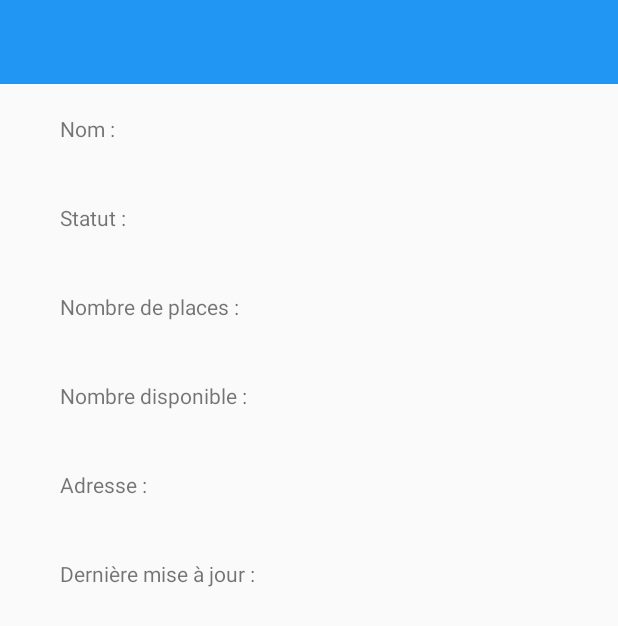
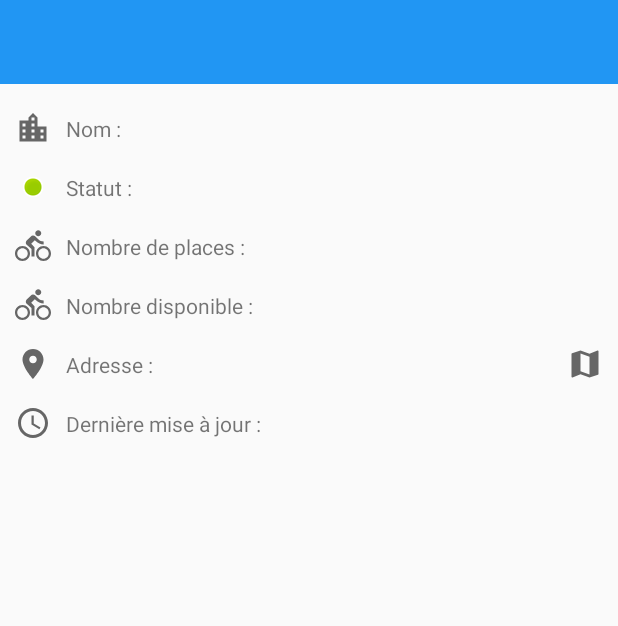
Before and after one commit to Alezco/FindVelib, an Android app: the layout velib_details.xml on its own in the app's theme, with its tools: preview values and no code run, on a phone screen of 412 x 824 dp. Shown: the top 626 px of the screen. Run offline under Robolectric (Android 15) with nearby library versions, the phone set to English and light mode, and no system bars.

Commit message:
Add icons in several activities

```diff
--- a/app/src/main/java/com/example/benjamin/findvelib/DetailsActivity.java
+++ b/app/src/main/java/com/example/benjamin/findvelib/DetailsActivity.java
@@ -10,6 +10,7 @@ import android.view.Gravity;
 import android.view.Menu;
 import android.view.MenuItem;
 import android.view.View;
+import android.widget.ImageView;
 import android.widget.TextView;
 import android.widget.Toast;
 
@@ -27,6 +28,7 @@ public class DetailsActivity extends AppCompatActivity {
     private TextView stationBikeAvailable;
     private TextView stationAddress;
     private TextView stationMajDate;
+    private ImageView stationStatusImage;
 
     @Override
     protected void onCreate(@Nullable Bundle savedInstanceState) {
@@ -41,6 +43,7 @@ public class DetailsActivity extends AppCompatActivity {
         stationBike = (TextView) findViewById(R.id.station_bike_stands);
         stationBikeAvailable = (TextView) findViewById(R.id.station_available_bike_stands);
         stationMajDate = (TextView) findViewById(R.id.station_maj_date);
+        stationStatusImage = (ImageView) findViewById(R.id.imageViewStatus);
 
         setStationInfo();
     }
@@ -60,8 +63,9 @@ public class DetailsActivity extends AppCompatActivity {
     }
 
     private void setStationInfo() {
-
         Field fields = getStationField();
+        if (fields.status.equals("CLOSED"))
+            stationStatusImage.setImageResource(R.drawable.station_close);
         String strName = stationName.getText() + " " +  fields.name;
         stationName.setText(strName);
         String strStatus = stationStatus.getText() + " " + fields.status;
@@ -74,6 +78,7 @@ public class DetailsActivity extends AppCompatActivity {
         stationAddress.setText(strAddress);
         String strMaj = stationMajDate.getText() + " " +  fields.last_update;
         stationMajDate.setText(strMaj);
+
     }
 
     @Override
--- a/app/src/main/java/com/example/benjamin/findvelib/RequestManager.java
+++ b/app/src/main/java/com/example/benjamin/findvelib/RequestManager.java
@@ -40,13 +40,11 @@ class RequestManager {
                     velib.setStations(serviceVelib.records);
                     velibList = serviceVelib;
                     adapter.notifyDataSetChanged();
-                    System.out.println("Nombre de stations :" + velibList.records.size());
                 }
             }
 
             @Override
             public void onFailure(Call<Velib> call, Throwable t) {
-                Log.d("==============", "ERROR");
                 t.printStackTrace();
             }
         });
--- a/app/src/main/java/com/example/benjamin/findvelib/VelibAdapter.java
+++ b/app/src/main/java/com/example/benjamin/findvelib/VelibAdapter.java
@@ -6,8 +6,6 @@ import android.support.v7.widget.RecyclerView;
 import android.view.LayoutInflater;
 import android.view.View;
 import android.view.ViewGroup;
-import android.widget.Filter;
-import android.widget.Filterable;
 import android.widget.ImageView;
 import android.widget.TextView;
 
@@ -37,9 +35,9 @@ class VelibAdapter extends RecyclerView.Adapter<VelibAdapter.ViewHolder> {
         }
 
         velib.records.clear();
-        if(queryText.isEmpty()){
+        if (queryText.isEmpty()) {
             velib.records.addAll(velibFiltered.records);
-        } else{
+        } else {
             queryText = queryText.toLowerCase();
             for (Station station : velibFiltered.records) {
                 if (station.fields.name.toLowerCase().contains(queryText)) {
--- /dev/null
+++ b/app/src/main/res/drawable/ic_access_time_black_24dp.xml
@@ -0,0 +1,9 @@
+<vector xmlns:android="http://schemas.android.com/apk/res/android"
+        android:width="24dp"
+        android:height="24dp"
+        android:viewportWidth="24.0"
+        android:viewportHeight="24.0">
+    <path
+        android:fillColor="#666666"
+        android:pathData="M11.99,2C6.47,2 2,6.48 2,12s4.47,10 9.99,10C17.52,22 22,17.52 22,12S17.52,2 11.99,2zM12,20c-4.42,0 -8,-3.58 -8,-8s3.58,-8 8,-8 8,3.58 8,8 -3.58,8 -8,8zM12.5,7H11v6l5.25,3.15 0.75,-1.23 -4.5,-2.67z"/>
+</vector>
--- /dev/null
+++ b/app/src/main/res/drawable/ic_directions_bike_black_24dp.xml
@@ -0,0 +1,9 @@
+<vector xmlns:android="http://schemas.android.com/apk/res/android"
+        android:width="24dp"
+        android:height="24dp"
+        android:viewportWidth="24.0"
+        android:viewportHeight="24.0">
+    <path
+        android:fillColor="#666666"
+        android:pathData="M15.5,5.5c1.1,0 2,-0.9 2,-2s-0.9,-2 -2,-2 -2,0.9 -2,2 0.9,2 2,2zM5,12c-2.8,0 -5,2.2 -5,5s2.2,5 5,5 5,-2.2 5,-5 -2.2,-5 -5,-5zM5,20.5c-1.9,0 -3.5,-1.6 -3.5,-3.5s1.6,-3.5 3.5,-3.5 3.5,1.6 3.5,3.5 -1.6,3.5 -3.5,3.5zM10.8,10.5l2.4,-2.4 0.8,0.8c1.3,1.3 3,2.1 5.1,2.1L19.1,9c-1.5,0 -2.7,-0.6 -3.6,-1.5l-1.9,-1.9c-0.5,-0.4 -1,-0.6 -1.6,-0.6s-1.1,0.2 -1.4,0.6L7.8,8.4c-0.4,0.4 -0.6,0.9 -0.6,1.4 0,0.6 0.2,1.1 0.6,1.4L11,14v5h2v-6.2l-2.2,-2.3zM19,12c-2.8,0 -5,2.2 -5,5s2.2,5 5,5 5,-2.2 5,-5 -2.2,-5 -5,-5zM19,20.5c-1.9,0 -3.5,-1.6 -3.5,-3.5s1.6,-3.5 3.5,-3.5 3.5,1.6 3.5,3.5 -1.6,3.5 -3.5,3.5z"/>
+</vector>
--- a/app/src/main/res/drawable/ic_info_black_24dp.xml
+++ b/app/src/main/res/drawable/ic_info_black_24dp.xml
@@ -1,10 +1,9 @@
 <vector xmlns:android="http://schemas.android.com/apk/res/android"
         android:width="24dp"
         android:height="24dp"
-        android:tint="@color/white"
         android:viewportWidth="24.0"
         android:viewportHeight="24.0">
     <path
-        android:fillColor="#FF000000"
+        android:fillColor="#FFFFFFFF"
         android:pathData="M12,2C6.48,2 2,6.48 2,12s4.48,10 10,10 10,-4.48 10,-10S17.52,2 12,2zM13,17h-2v-6h2v6zM13,9h-2L11,7h2v2z"/>
 </vector>
--- /dev/null
+++ b/app/src/main/res/drawable/ic_location_city_black_24dp.xml
@@ -0,0 +1,9 @@
+<vector xmlns:android="http://schemas.android.com/apk/res/android"
+        android:width="24dp"
+        android:height="24dp"
+        android:viewportWidth="24.0"
+        android:viewportHeight="24.0">
+    <path
+        android:fillColor="#666666"
+        android:pathData="M15,11L15,5l-3,-3 -3,3v2L3,7v14h18L21,11h-6zM7,19L5,19v-2h2v2zM7,15L5,15v-2h2v2zM7,11L5,11L5,9h2v2zM13,19h-2v-2h2v2zM13,15h-2v-2h2v2zM13,11h-2L11,9h2v2zM13,7h-2L11,5h2v2zM19,19h-2v-2h2v2zM19,15h-2v-2h2v2z"/>
+</vector>
--- /dev/null
+++ b/app/src/main/res/drawable/ic_location_on_black_24dp.xml
@@ -0,0 +1,9 @@
+<vector xmlns:android="http://schemas.android.com/apk/res/android"
+        android:width="24dp"
+        android:height="24dp"
+        android:viewportWidth="24.0"
+        android:viewportHeight="24.0">
+    <path
+        android:fillColor="#666666"
+        android:pathData="M12,2C8.13,2 5,5.13 5,9c0,5.25 7,13 7,13s7,-7.75 7,-13c0,-3.87 -3.13,-7 -7,-7zM12,11.5c-1.38,0 -2.5,-1.12 -2.5,-2.5s1.12,-2.5 2.5,-2.5 2.5,1.12 2.5,2.5 -1.12,2.5 -2.5,2.5z"/>
+</vector>
--- /dev/null
+++ b/app/src/main/res/drawable/ic_map_black_24dp.xml
@@ -0,0 +1,9 @@
+<vector xmlns:android="http://schemas.android.com/apk/res/android"
+        android:width="24dp"
+        android:height="24dp"
+        android:viewportWidth="24.0"
+        android:viewportHeight="24.0">
+    <path
+        android:fillColor="#666666"
+        android:pathData="M20.5,3l-0.16,0.03L15,5.1 9,3 3.36,4.9c-0.21,0.07 -0.36,0.25 -0.36,0.48V20.5c0,0.28 0.22,0.5 0.5,0.5l0.16,-0.03L9,18.9l6,2.1 5.64,-1.9c0.21,-0.07 0.36,-0.25 0.36,-0.48V3.5c0,-0.28 -0.22,-0.5 -0.5,-0.5zM15,19l-6,-2.11V5l6,2.11V19z"/>
+</vector>
--- /dev/null
+++ b/app/src/main/res/drawable/ic_search_black_24dp.xml
@@ -0,0 +1,9 @@
+<vector xmlns:android="http://schemas.android.com/apk/res/android"
+        android:width="24dp"
+        android:height="24dp"
+        android:viewportWidth="24.0"
+        android:viewportHeight="24.0">
+    <path
+        android:fillColor="#FFFFFFFF"
+        android:pathData="M15.5,14h-0.79l-0.28,-0.27C15.41,12.59 16,11.11 16,9.5 16,5.91 13.09,3 9.5,3S3,5.91 3,9.5 5.91,16 9.5,16c1.61,0 3.09,-0.59 4.23,-1.57l0.27,0.28v0.79l5,4.99L20.49,19l-4.99,-5zM9.5,14C7.01,14 5,11.99 5,9.5S7.01,5 9.5,5 14,7.01 14,9.5 11.99,14 9.5,14z"/>
+</vector>
--- /dev/null
+++ b/app/src/main/res/drawable/ic_share_black_24dp.xml
@@ -0,0 +1,9 @@
+<vector xmlns:android="http://schemas.android.com/apk/res/android"
+        android:width="24dp"
+        android:height="24dp"
+        android:viewportWidth="24.0"
+        android:viewportHeight="24.0">
+    <path
+        android:fillColor="#FFFFFFFF"
+        android:pathData="M18,16.08c-0.76,0 -1.44,0.3 -1.96,0.77L8.91,12.7c0.05,-0.23 0.09,-0.46 0.09,-0.7s-0.04,-0.47 -0.09,-0.7l7.05,-4.11c0.54,0.5 1.25,0.81 2.04,0.81 1.66,0 3,-1.34 3,-3s-1.34,-3 -3,-3 -3,1.34 -3,3c0,0.24 0.04,0.47 0.09,0.7L8.04,9.81C7.5,9.31 6.79,9 6,9c-1.66,0 -3,1.34 -3,3s1.34,3 3,3c0.79,0 1.5,-0.31 2.04,-0.81l7.12,4.16c-0.05,0.21 -0.08,0.43 -0.08,0.65 0,1.61 1.31,2.92 2.92,2.92 1.61,0 2.92,-1.31 2.92,-2.92s-1.31,-2.92 -2.92,-2.92z"/>
+</vector>
--- a/app/src/main/res/layout/velib_details.xml
+++ b/app/src/main/res/layout/velib_details.xml
@@ -17,18 +17,32 @@
 
         <TableLayout
             android:orientation="vertical"
-            android:layout_width="wrap_content"
-            android:layout_height="wrap_content">
+            android:layout_width="match_parent"
+            android:layout_height="wrap_content"
+            android:layout_margin="10dp"
+            android:stretchColumns="1"
+            android:shrinkColumns="1">
+
+            <TableRow>
+                <ImageView
+                    android:id="@+id/imageViewName"
+                    android:layout_gravity="center"
+                    android:src="@drawable/ic_location_city_black_24dp" />
+
                 <TextView
                     android:id="@+id/station_name"
                     android:text="@string/name"
                     android:layout_width="wrap_content"
                     android:layout_height="wrap_content"
                     android:layout_gravity="center_vertical"
-                android:layout_marginLeft="40dp"
-                android:layout_marginStart="40dp"
-                android:layout_marginTop="20dp"
-                android:layout_marginBottom="20dp"/>
+                    android:layout_margin="10dp"/>
+            </TableRow>
+
+            <TableRow>
+                <ImageView
+                    android:id="@+id/imageViewStatus"
+                    android:layout_gravity="center"
+                    android:src="@drawable/station_open" />
 
                 <TextView
                     android:id="@+id/station_status"
@@ -36,10 +50,14 @@
                     android:layout_width="wrap_content"
                     android:layout_height="wrap_content"
                     android:layout_gravity="center_vertical"
-                android:layout_marginLeft="40dp"
-                android:layout_marginStart="40dp"
-                android:layout_marginTop="20dp"
-                android:layout_marginBottom="20dp"/>
+                    android:layout_margin="10dp"/>
+            </TableRow>
+
+            <TableRow>
+                <ImageView
+                    android:id="@+id/imageViewNb"
+                    android:layout_gravity="center"
+                    android:src="@drawable/ic_directions_bike_black_24dp" />
 
                 <TextView
                     android:id="@+id/station_bike_stands"
@@ -47,10 +65,13 @@
                     android:layout_width="wrap_content"
                     android:layout_height="wrap_content"
                     android:layout_gravity="center_vertical"
-                android:layout_marginLeft="40dp"
-                android:layout_marginStart="40dp"
-                android:layout_marginTop="20dp"
-                android:layout_marginBottom="20dp"/>
+                    android:layout_margin="10dp"/>
+            </TableRow>
+            <TableRow>
+                <ImageView
+                    android:id="@+id/imageViewAvailable"
+                    android:layout_gravity="center"
+                    android:src="@drawable/ic_directions_bike_black_24dp" />
 
                 <TextView
                     android:id="@+id/station_available_bike_stands"
@@ -58,10 +79,13 @@
                     android:layout_width="wrap_content"
                     android:layout_height="wrap_content"
                     android:layout_gravity="center_vertical"
-                android:layout_marginLeft="40dp"
-                android:layout_marginStart="40dp"
-                android:layout_marginTop="20dp"
-                android:layout_marginBottom="20dp"/>
+                    android:layout_margin="10dp"/>
+            </TableRow>
+            <TableRow>
+                <ImageView
+                    android:id="@+id/imageViewAddress"
+                    android:layout_gravity="center"
+                    android:src="@drawable/ic_location_on_black_24dp" />
 
                 <TextView
                     android:id="@+id/station_address"
@@ -71,10 +95,19 @@
                     android:layout_width="wrap_content"
                     android:layout_height="wrap_content"
                     android:layout_gravity="center_vertical"
-                android:layout_marginLeft="40dp"
-                android:layout_marginStart="40dp"
-                android:layout_marginTop="20dp"
-                android:layout_marginBottom="20dp"/>
+                    android:layout_margin="10dp"/>
+
+                <ImageView
+                    android:id="@+id/imageViewMaps"
+                    android:layout_gravity="center"
+                    android:src="@drawable/ic_map_black_24dp" />
+            </TableRow>
+
+            <TableRow>
+                <ImageView
+                    android:id="@+id/imageViewUpdate"
+                    android:layout_gravity="center"
+                    android:src="@drawable/ic_access_time_black_24dp" />
 
                 <TextView
                     android:id="@+id/station_maj_date"
@@ -82,11 +115,8 @@
                     android:layout_width="wrap_content"
                     android:layout_height="wrap_content"
                     android:layout_gravity="center_vertical"
-                android:layout_marginLeft="40dp"
-                android:layout_marginStart="40dp"
-                android:layout_marginTop="20dp"
-                android:layout_marginBottom="20dp"/>
+                    android:layout_margin="10dp"/>
+            </TableRow>
         </TableLayout>
-
     </ScrollView>
 </LinearLayout>
--- a/app/src/main/res/menu/menu_details.xml
+++ b/app/src/main/res/menu/menu_details.xml
@@ -4,7 +4,7 @@
 
     <item
         android:id="@+id/action_search"
-        android:icon="@android:drawable/ic_menu_share"
+        android:icon="@drawable/ic_share_black_24dp"
         android:title="@string/search"
         app:showAsAction="ifRoom"/>
 
--- a/app/src/main/res/menu/menu_main.xml
+++ b/app/src/main/res/menu/menu_main.xml
@@ -4,7 +4,7 @@
 
     <item
         android:id="@+id/action_search"
-        android:icon="@android:drawable/ic_menu_search"
+        android:icon="@drawable/ic_search_black_24dp"
         android:title="@string/search"
         app:actionViewClass="android.support.v7.widget.SearchView"
         app:showAsAction="always"/>
```
Lines whose indentation alone changed are shown as unchanged.
